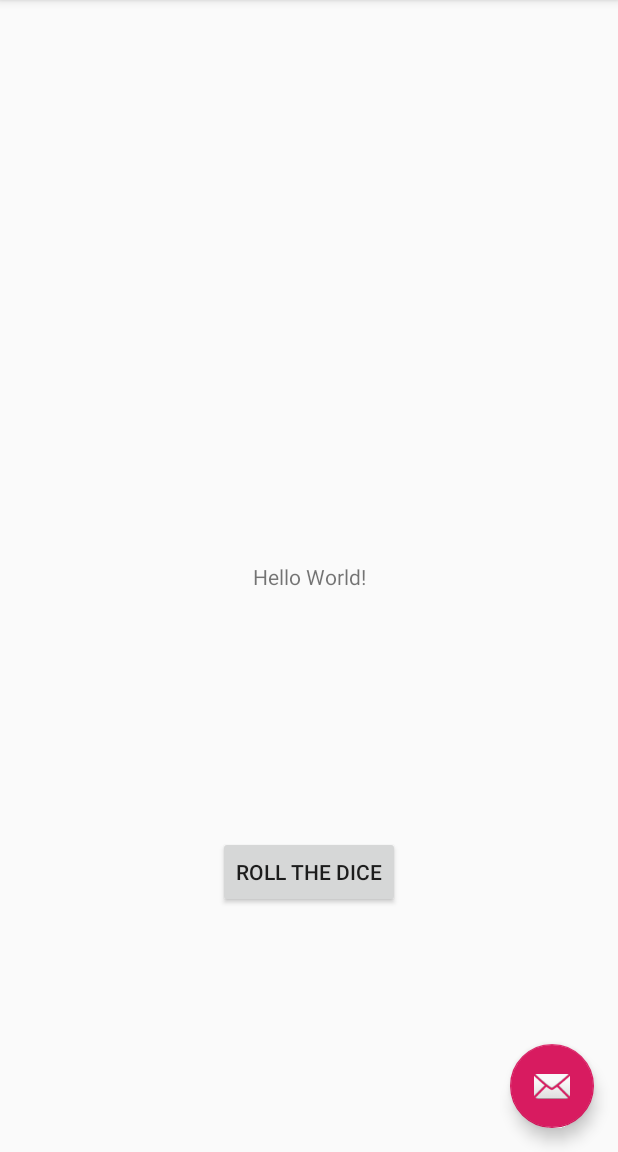
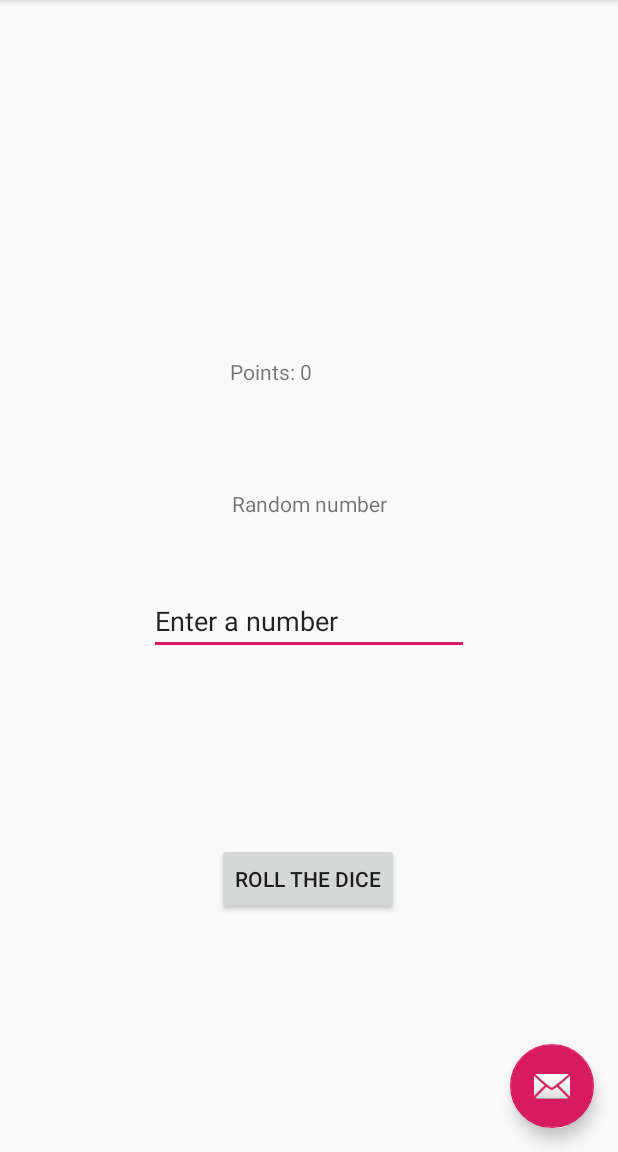
Before and after one commit to AndreeaMAndrada/DiceRoller, an Android app: the screen it shows after launch (MainActivity), on a phone screen of 412 x 824 dp, the part 84-1236 px from its top. Run offline under Robolectric (Android 15) with nearby library versions, the phone set to English and light mode, and no system bars.

Commit message:
added changes

```diff
--- a/app/src/main/res/layout/content_main.xml
+++ b/app/src/main/res/layout/content_main.xml
@@ -12,11 +12,12 @@
         android:id="@+id/but"
         android:layout_width="wrap_content"
         android:layout_height="wrap_content"
-        android:text="Hello World!"
+        android:text="Random number"
         app:layout_constraintBottom_toBottomOf="parent"
         app:layout_constraintLeft_toLeftOf="parent"
         app:layout_constraintRight_toRightOf="parent"
-        app:layout_constraintTop_toTopOf="parent" />
+        app:layout_constraintTop_toTopOf="parent"
+        app:layout_constraintVertical_bias="0.435" />
 
     <Button
         android:id="@+id/button"
@@ -30,7 +31,59 @@
         android:text="ROLL THE DICE"
         app:layout_constraintBottom_toBottomOf="parent"
         app:layout_constraintEnd_toEndOf="parent"
+        app:layout_constraintHorizontal_bias="0.498"
         app:layout_constraintStart_toStartOf="parent"
-        app:layout_constraintTop_toBottomOf="@+id/but" />
+        app:layout_constraintTop_toBottomOf="@+id/but"
+        app:layout_constraintVertical_bias="0.581" />
+
+    <EditText
+        android:id="@+id/entern"
+        android:layout_width="wrap_content"
+        android:layout_height="wrap_content"
+        android:layout_marginStart="8dp"
+        android:layout_marginTop="32dp"
+        android:layout_marginEnd="8dp"
+        android:layout_marginBottom="8dp"
+        android:ems="10"
+
+        android:inputType="textPersonName"
+
+        android:text="Enter a number"
+        app:layout_constraintBottom_toBottomOf="parent"
+        app:layout_constraintEnd_toEndOf="parent"
+        app:layout_constraintStart_toStartOf="parent"
+        app:layout_constraintTop_toBottomOf="@+id/but"
+        app:layout_constraintVertical_bias="0.042" />
+
+    <TextView
+        android:id="@+id/Gratz"
+        android:layout_width="143dp"
+        android:layout_height="49dp"
+        android:layout_marginStart="8dp"
+        android:layout_marginTop="8dp"
+        android:layout_marginEnd="8dp"
+        android:layout_marginBottom="8dp"
+        app:layout_constraintBottom_toBottomOf="parent"
+        app:layout_constraintEnd_toEndOf="parent"
+        app:layout_constraintHorizontal_bias="0.493"
+        app:layout_constraintStart_toStartOf="parent"
+        app:layout_constraintTop_toBottomOf="@+id/entern"
+        app:layout_constraintVertical_bias="0.101" />
+
+    <TextView
+        android:id="@+id/point"
+        android:layout_width="91dp"
+        android:layout_height="44dp"
+        android:layout_marginStart="8dp"
+        android:layout_marginTop="8dp"
+        android:layout_marginEnd="8dp"
+        android:layout_marginBottom="8dp"
+        android:text="Points: 0"
+        app:layout_constraintBottom_toBottomOf="parent"
+        app:layout_constraintEnd_toEndOf="parent"
+        app:layout_constraintHorizontal_bias="0.476"
+        app:layout_constraintStart_toStartOf="parent"
+        app:layout_constraintTop_toTopOf="parent"
+        app:layout_constraintVertical_bias="0.325" />
 
 </android.support.constraint.ConstraintLayout>
```
Also changed, not shown: app/src/main/java/com/example/diceroller/MainActivity.java (+22 -2 lines), 1 other file.
